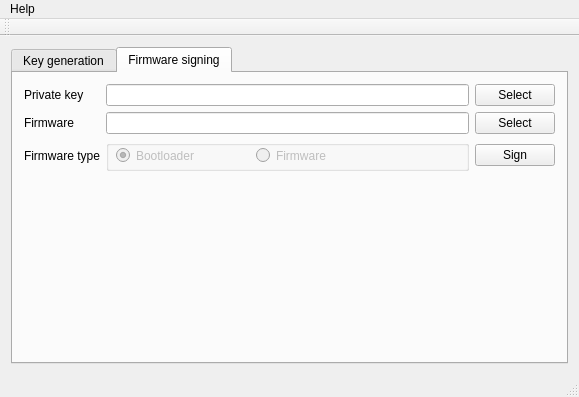
Before: the Qt Designer form test_pyqt5/nets_keymanagement/mainwindow.ui in zealotnt/workspace_python, drawn with Qt 5.
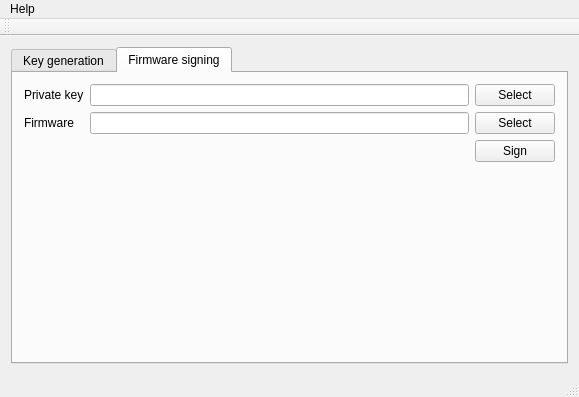
After: the same form once the commit is applied.

Commit message: remove the radio button as MrQ's request

What changed in the file:
```diff
--- a/test_pyqt5/nets_keymanagement/mainwindow.ui
+++ b/test_pyqt5/nets_keymanagement/mainwindow.ui
@@ -116,54 +116,6 @@
             </property>
            </widget>
           </item>
-          <item row="2" column="1">
-           <widget class="QGroupBox" name="groupBox">
-            <property name="title">
-             <string/>
-            </property>
-            <widget class="QRadioButton" name="radBtnSurisdk">
-             <property name="enabled">
-              <bool>false</bool>
-             </property>
-             <property name="geometry">
-              <rect>
-               <x>150</x>
-               <y>5</y>
-               <width>100</width>
-               <height>21</height>
-              </rect>
-             </property>
-             <property name="text">
-              <string>Firmware</string>
-             </property>
-             <property name="checkable">
-              <bool>true</bool>
-             </property>
-            </widget>
-            <widget class="QRadioButton" name="radBtnSuriBl">
-             <property name="enabled">
-              <bool>false</bool>
-             </property>
-             <property name="geometry">
-              <rect>
-               <x>10</x>
-               <y>5</y>
-               <width>120</width>
-               <height>21</height>
-              </rect>
-             </property>
-             <property name="text">
-              <string>Bootloader</string>
-             </property>
-             <property name="checkable">
-              <bool>true</bool>
-             </property>
-             <property name="checked">
-              <bool>true</bool>
-             </property>
-            </widget>
-           </widget>
-          </item>
           <item row="0" column="1">
            <widget class="QLineEdit" name="editSignKeyPath"/>
           </item>
@@ -211,13 +163,6 @@
             </property>
            </spacer>
           </item>
-          <item row="2" column="0">
-           <widget class="QLabel" name="label">
-            <property name="text">
-             <string>Firmware type</string>
-            </property>
-           </widget>
-          </item>
          </layout>
         </item>
        </layout>
```
The commit also changes 1 other file.
